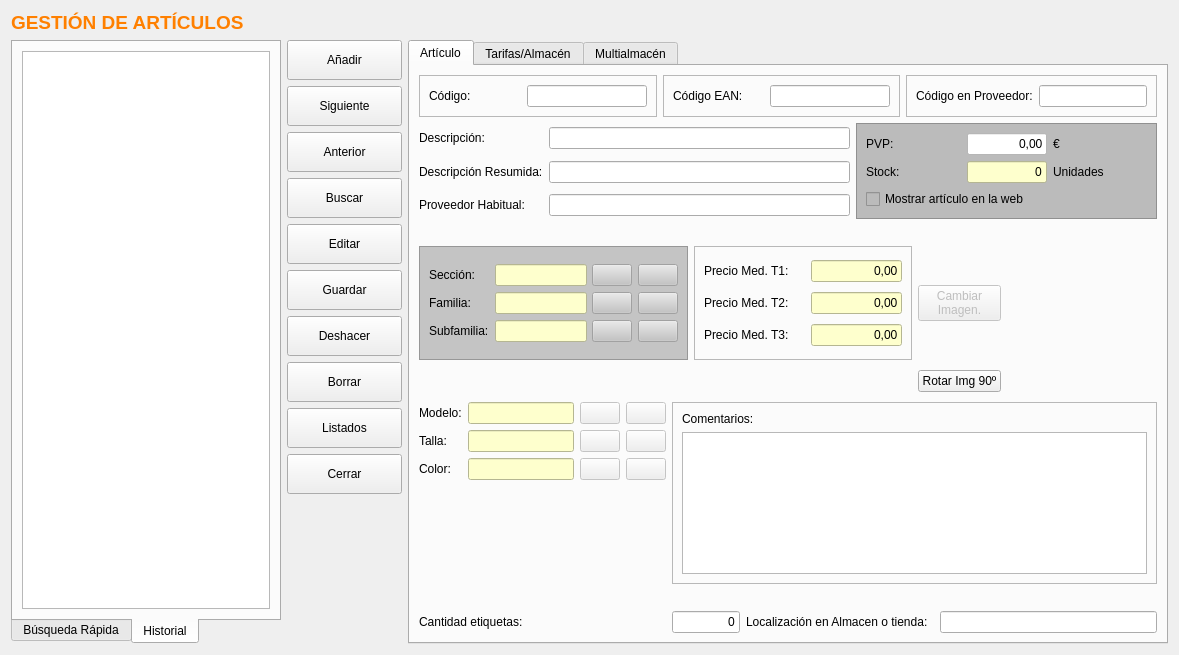
The window that frmarticulos.ui (arcnexus/RedFoX) describes before a commit, drawn with Qt 5.
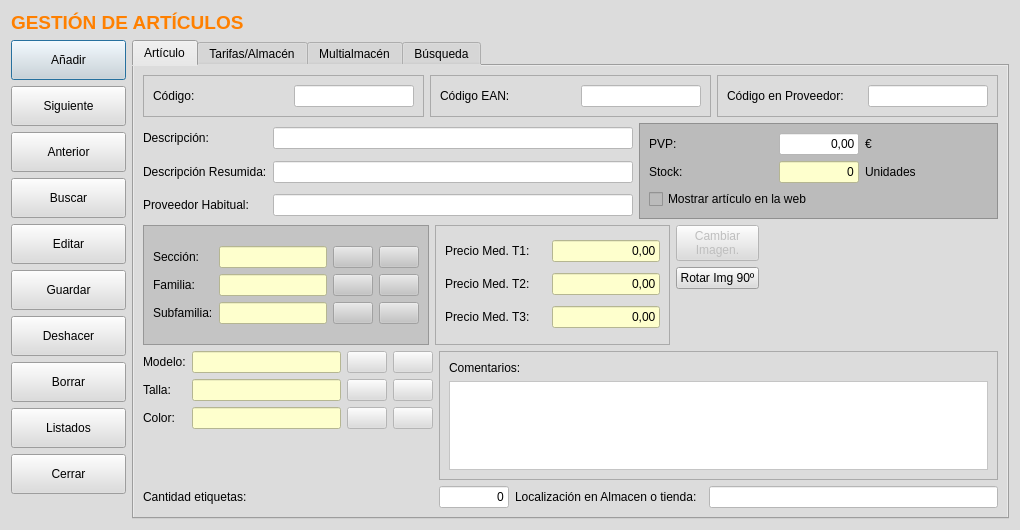
The same window after the commit. The open tabs and pages were chosen to show the change. Icons and pictures are not drawn.

```diff
--- a/frmarticulos.ui
+++ b/frmarticulos.ui
@@ -6,118 +6,31 @@
    <rect>
     <x>0</x>
     <y>0</y>
-    <width>1179</width>
-    <height>655</height>
+    <width>1020</width>
+    <height>489</height>
    </rect>
   </property>
+  <property name="maximumSize">
+   <size>
+    <width>16777215</width>
+    <height>490</height>
+   </size>
+  </property>
   <property name="windowTitle">
    <string>Gestión de Artículos</string>
   </property>
+  <property name="styleSheet">
+   <string notr="true">background-color: rgb(220, 220, 220);</string>
+  </property>
   <layout class="QGridLayout" name="gridLayout_15">
+   <item row="0" column="0" colspan="2">
+    <widget class="QLabel" name="label_5">
+     <property name="text">
+      <string>&lt;html&gt;&lt;head/&gt;&lt;body&gt;&lt;p&gt;&lt;span style=&quot; font-size:14pt; font-weight:600; color:#ff8000;&quot;&gt;GESTIÓN DE ARTÍCULOS&lt;/span&gt;&lt;/p&gt;&lt;/body&gt;&lt;/html&gt;</string>
+     </property>
+    </widget>
+   </item>
    <item row="1" column="0">
-    <widget class="QTabWidget" name="tabWidget">
-     <property name="minimumSize">
-      <size>
-       <width>270</width>
-       <height>0</height>
-      </size>
-     </property>
-     <property name="maximumSize">
-      <size>
-       <width>270</width>
-       <height>16777215</height>
-      </size>
-     </property>
-     <property name="tabPosition">
-      <enum>QTabWidget::South</enum>
-     </property>
-     <property name="currentIndex">
-      <number>0</number>
-     </property>
-     <widget class="QWidget" name="tab">
-      <attribute name="icon">
-       <iconset resource="terra.qrc">
-        <normaloff>:/Icons/PNG/search.png</normaloff>:/Icons/PNG/search.png</iconset>
-      </attribute>
-      <attribute name="title">
-       <string>Búsqueda Rápida</string>
-      </attribute>
-      <layout class="QGridLayout" name="gridLayout_19">
-       <item row="0" column="0">
-        <widget class="QLabel" name="label">
-         <property name="text">
-          <string>Buscar:</string>
-         </property>
-        </widget>
-       </item>
-       <item row="2" column="0" colspan="3">
-        <widget class="QTableView" name="TablaBuscarArt"/>
-       </item>
-       <item row="1" column="0">
-        <widget class="QRadioButton" name="radPrecio">
-         <property name="minimumSize">
-          <size>
-           <width>72</width>
-           <height>0</height>
-          </size>
-         </property>
-         <property name="text">
-          <string>Precio</string>
-         </property>
-        </widget>
-       </item>
-       <item row="0" column="2">
-        <widget class="QPushButton" name="botBuscarArtRapido">
-         <property name="icon">
-          <iconset resource="terra.qrc">
-           <normaloff>:/Icons/PNG/search.png</normaloff>:/Icons/PNG/search.png</iconset>
-         </property>
-        </widget>
-       </item>
-       <item row="0" column="1">
-        <widget class="QLineEdit" name="txtBuscarArticulo"/>
-       </item>
-       <item row="1" column="1">
-        <widget class="QRadioButton" name="radDescripcion">
-         <property name="minimumSize">
-          <size>
-           <width>100</width>
-           <height>0</height>
-          </size>
-         </property>
-         <property name="text">
-          <string>Descripción</string>
-         </property>
-        </widget>
-       </item>
-       <item row="3" column="0" colspan="2">
-        <widget class="QLabel" name="lblMensajeRecuperar">
-         <property name="minimumSize">
-          <size>
-           <width>250</width>
-           <height>50</height>
-          </size>
-         </property>
-         <property name="text">
-          <string>&lt;html&gt;&lt;head/&gt;&lt;body&gt;&lt;p&gt;Realice&lt;span style=&quot; font-weight:600; color:#0000c0;&quot;&gt; dobleclick&lt;/span&gt; sobre el artículo&lt;/p&gt;&lt;p&gt;a recuperar.&lt;/p&gt;&lt;/body&gt;&lt;/html&gt;</string>
-         </property>
-        </widget>
-       </item>
-      </layout>
-     </widget>
-     <widget class="QWidget" name="tab_2">
-      <attribute name="title">
-       <string>Historial</string>
-      </attribute>
-      <layout class="QVBoxLayout" name="verticalLayout_2">
-       <item>
-        <widget class="QTableView" name="tableView"/>
-       </item>
-      </layout>
-     </widget>
-    </widget>
-   </item>
-   <item row="1" column="1">
     <layout class="QVBoxLayout" name="verticalLayout">
      <item>
       <widget class="QPushButton" name="botAnadir">
@@ -364,7 +277,7 @@
      </item>
     </layout>
    </item>
-   <item row="1" column="2">
+   <item row="1" column="1">
     <widget class="QTabWidget" name="tabWidget_2">
      <property name="currentIndex">
       <number>0</number>
@@ -375,7 +288,11 @@
       </attribute>
       <layout class="QGridLayout" name="gridLayout_6">
        <item row="5" column="4">
-        <widget class="QLineEdit" name="txtcLocalizacion"/>
+        <widget class="QLineEdit" name="txtcLocalizacion">
+         <property name="styleSheet">
+          <string notr="true">background-color: rgb(255, 255, 255);</string>
+         </property>
+        </widget>
        </item>
        <item row="0" column="0" colspan="5">
         <layout class="QHBoxLayout" name="horizontalLayout_6">
@@ -403,6 +320,9 @@
                 <height>16777215</height>
                </size>
               </property>
+              <property name="styleSheet">
+               <string notr="true">background-color: rgb(255, 255, 255);</string>
+              </property>
              </widget>
             </item>
            </layout>
@@ -432,6 +352,9 @@
                 <height>16777215</height>
                </size>
               </property>
+              <property name="styleSheet">
+               <string notr="true">background-color: rgb(255, 255, 255);</string>
+              </property>
              </widget>
             </item>
            </layout>
@@ -463,6 +386,9 @@
                 <height>16777215</height>
                </size>
               </property>
+              <property name="styleSheet">
+               <string notr="true">background-color: rgb(255, 255, 255);</string>
+              </property>
               <property name="text">
                <string/>
               </property>
@@ -486,7 +412,11 @@
           </widget>
          </item>
          <item row="0" column="1">
-          <widget class="QLineEdit" name="txtcDescripcion"/>
+          <widget class="QLineEdit" name="txtcDescripcion">
+           <property name="styleSheet">
+            <string notr="true">background-color: rgb(255, 255, 255);</string>
+           </property>
+          </widget>
          </item>
          <item row="1" column="0">
           <widget class="QLabel" name="label_7">
@@ -503,7 +433,11 @@
           </widget>
          </item>
          <item row="2" column="1">
-          <widget class="QLineEdit" name="txtcProveedor"/>
+          <widget class="QLineEdit" name="txtcProveedor">
+           <property name="styleSheet">
+            <string notr="true">background-color: rgb(255, 255, 255);</string>
+           </property>
+          </widget>
          </item>
          <item row="3" column="0">
           <spacer name="verticalSpacer_4">
@@ -624,119 +558,69 @@
           </widget>
          </item>
          <item row="1" column="1">
-          <widget class="QLineEdit" name="txtcDescripcionResumida"/>
+          <widget class="QLineEdit" name="txtcDescripcionResumida">
+           <property name="styleSheet">
+            <string notr="true">background-color: rgb(255, 255, 255);</string>
+           </property>
+          </widget>
          </item>
         </layout>
        </item>
        <item row="2" column="0" colspan="5">
         <layout class="QGridLayout" name="gridLayout_14">
-         <item row="0" column="1">
-          <widget class="QFrame" name="frame_14">
-           <property name="frameShape">
-            <enum>QFrame::StyledPanel</enum>
+         <item row="0" column="2">
+          <widget class="QPushButton" name="botCambiarImagen">
+           <property name="enabled">
+            <bool>false</bool>
            </property>
-           <property name="frameShadow">
-            <enum>QFrame::Raised</enum>
+           <property name="text">
+            <string>Cambiar
+Imagen.</string>
            </property>
-           <layout class="QHBoxLayout" name="horizontalLayout_11">
-            <item>
-             <layout class="QGridLayout" name="gridLayout_8">
-              <item row="3" column="0">
-               <widget class="QLabel" name="label_41">
-                <property name="minimumSize">
-                 <size>
-                  <width>101</width>
-                  <height>0</height>
-                 </size>
-                </property>
-                <property name="text">
-                 <string>Precio Med. T3:</string>
-                </property>
-               </widget>
-              </item>
-              <item row="0" column="0">
-               <widget class="QLabel" name="label_39">
-                <property name="minimumSize">
-                 <size>
-                  <width>101</width>
-                  <height>0</height>
-                 </size>
-                </property>
-                <property name="text">
-                 <string>Precio Med. T1:</string>
-                </property>
-               </widget>
-              </item>
-              <item row="0" column="2">
-               <widget class="QLineEdit" name="txtrPrecioMedio1">
-                <property name="enabled">
-                 <bool>false</bool>
-                </property>
-                <property name="styleSheet">
-                 <string notr="true">background-color: rgb(254, 255, 205);
-color: rgb(0, 0, 0);</string>
-                </property>
-                <property name="text">
-                 <string>0,00</string>
-                </property>
-                <property name="alignment">
-                 <set>Qt::AlignRight|Qt::AlignTrailing|Qt::AlignVCenter</set>
-                </property>
-               </widget>
-              </item>
-              <item row="2" column="0">
-               <widget class="QLabel" name="label_40">
-                <property name="minimumSize">
-                 <size>
-                  <width>101</width>
-                  <height>0</height>
-                 </size>
-                </property>
-                <property name="text">
-                 <string>Precio Med. T2:</string>
-                </property>
-               </widget>
-              </item>
-              <item row="2" column="2">
-               <widget class="QLineEdit" name="txtrPrecioMedio2">
-                <property name="enabled">
-                 <bool>false</bool>
-                </property>
-                <property name="styleSheet">
-                 <string notr="true">background-color: rgb(254, 255, 205);
-color: rgb(0, 0, 0);</string>
-                </property>
-                <property name="text">
-                 <string>0,00</string>
-                </property>
-                <property name="alignment">
-                 <set>Qt::AlignRight|Qt::AlignTrailing|Qt::AlignVCenter</set>
-                </property>
-               </widget>
-              </item>
-              <item row="3" column="2">
-               <widget class="QLineEdit" name="txtrPrecioMedio3">
-                <property name="enabled">
-                 <bool>false</bool>
-                </property>
-                <property name="styleSheet">
-                 <string notr="true">background-color: rgb(254, 255, 205);
-color: rgb(0, 0, 0);</string>
-                </property>
-                <property name="text">
-                 <string>0,00</string>
-                </property>
-                <property name="alignment">
-                 <set>Qt::AlignRight|Qt::AlignTrailing|Qt::AlignVCenter</set>
-                </property>
-               </widget>
-              </item>
-             </layout>
-            </item>
-           </layout>
           </widget>
          </item>
-         <item row="0" column="0">
+         <item row="0" column="3" rowspan="4">
+          <widget class="QLabel" name="lblImagenArticulo">
+           <property name="sizePolicy">
+            <sizepolicy hsizetype="Preferred" vsizetype="Preferred">
+             <horstretch>255</horstretch>
+             <verstretch>255</verstretch>
+            </sizepolicy>
+           </property>
+           <property name="minimumSize">
+            <size>
+             <width>120</width>
+             <height>120</height>
+            </size>
+           </property>
+           <property name="maximumSize">
+            <size>
+             <width>256</width>
+             <height>256</height>
+            </size>
+           </property>
+           <property name="toolTip">
+            <string>La imagen introducida debe tener los mismos pixels horizontales que verticales</string>
+           </property>
+           <property name="text">
+            <string/>
+           </property>
+           <property name="pixmap">
+            <pixmap resource="terra.qrc">:/Icons/PNG/paquete.png</pixmap>
+           </property>
+           <property name="scaledContents">
+            <bool>true</bool>
+           </property>
+          </widget>
+         </item>
+         <item row="1" column="2">
+          <widget class="QPushButton" name="botRotarImagen90">
+           <property name="text">
+            <string>Rotar Img 90º</string>
+           </property>
+          </widget>
+         </item>
+         <item row="0" column="0" rowspan="4">
           <widget class="QFrame" name="frame">
            <property name="minimumSize">
             <size>
@@ -932,56 +816,110 @@
            </layout>
           </widget>
          </item>
-         <item row="0" column="2">
-          <widget class="QPushButton" name="botCambiarImagen">
-           <property name="enabled">
-            <bool>false</bool>
+         <item row="0" column="1" rowspan="4">
+          <widget class="QFrame" name="frame_14">
+           <property name="frameShape">
+            <enum>QFrame::StyledPanel</enum>
            </property>
-           <property name="text">
-            <string>Cambiar
-Imagen.</string>
+           <property name="frameShadow">
+            <enum>QFrame::Raised</enum>
            </property>
-          </widget>
-         </item>
-         <item row="1" column="2">
-          <widget class="QPushButton" name="botRotarImagen90">
-           <property name="text">
-            <string>Rotar Img 90º</string>
-           </property>
-          </widget>
-         </item>
-         <item row="0" column="3" rowspan="2">
-          <widget class="QLabel" name="lblImagenArticulo">
-           <property name="sizePolicy">
-            <sizepolicy hsizetype="Preferred" vsizetype="Preferred">
-             <horstretch>255</horstretch>
-             <verstretch>255</verstretch>
-            </sizepolicy>
-           </property>
-           <property name="minimumSize">
-            <size>
-             <width>150</width>
-             <height>150</height>
-            </size>
-           </property>
-           <property name="maximumSize">
-            <size>
-             <width>256</width>
-             <height>256</height>
-            </size>
-           </property>
-           <property name="toolTip">
-            <string>La imagen introducida debe tener los mismos pixels horizontales que verticales</string>
-           </property>
-           <property name="text">
-            <string/>
-           </property>
-           <property name="pixmap">
-            <pixmap resource="terra.qrc">:/Icons/PNG/paquete.png</pixmap>
-           </property>
-           <property name="scaledContents">
-            <bool>true</bool>
-           </property>
+           <layout class="QHBoxLayout" name="horizontalLayout_11">
+            <item>
+             <layout class="QGridLayout" name="gridLayout_8">
+              <item row="3" column="0">
+               <widget class="QLabel" name="label_41">
+                <property name="minimumSize">
+                 <size>
+                  <width>101</width>
+                  <height>0</height>
+                 </size>
+                </property>
+                <property name="text">
+                 <string>Precio Med. T3:</string>
+                </property>
+               </widget>
+              </item>
+              <item row="0" column="0">
+               <widget class="QLabel" name="label_39">
+                <property name="minimumSize">
+                 <size>
+                  <width>101</width>
+                  <height>0</height>
+                 </size>
+                </property>
+                <property name="text">
+                 <string>Precio Med. T1:</string>
+                </property>
+               </widget>
+              </item>
+              <item row="0" column="2">
+               <widget class="QLineEdit" name="txtrPrecioMedio1">
+                <property name="enabled">
+                 <bool>false</bool>
+                </property>
+                <property name="styleSheet">
+                 <string notr="true">background-color: rgb(254, 255, 205);
+color: rgb(0, 0, 0);</string>
+                </property>
+                <property name="text">
+                 <string>0,00</string>
+                </property>
+                <property name="alignment">
+                 <set>Qt::AlignRight|Qt::AlignTrailing|Qt::AlignVCenter</set>
+                </property>
+               </widget>
+              </item>
+              <item row="2" column="0">
+               <widget class="QLabel" name="label_40">
+                <property name="minimumSize">
+                 <size>
+                  <width>101</width>
+                  <height>0</height>
+                 </size>
+                </property>
+                <property name="text">
+                 <string>Precio Med. T2:</string>
+                </property>
+               </widget>
+              </item>
+              <item row="2" column="2">
+               <widget class="QLineEdit" name="txtrPrecioMedio2">
+                <property name="enabled">
+                 <bool>false</bool>
+                </property>
+                <property name="styleSheet">
+                 <string notr="true">background-color: rgb(254, 255, 205);
+color: rgb(0, 0, 0);</string>
+                </property>
+                <property name="text">
+                 <string>0,00</string>
+                </property>
+                <property name="alignment">
+                 <set>Qt::AlignRight|Qt::AlignTrailing|Qt::AlignVCenter</set>
+                </property>
+               </widget>
+              </item>
+              <item row="3" column="2">
+               <widget class="QLineEdit" name="txtrPrecioMedio3">
+                <property name="enabled">
+                 <bool>false</bool>
+                </property>
+                <property name="styleSheet">
+                 <string notr="true">background-color: rgb(254, 255, 205);
+color: rgb(0, 0, 0);</string>
+                </property>
+                <property name="text">
+                 <string>0,00</string>
+                </property>
+                <property name="alignment">
+                 <set>Qt::AlignRight|Qt::AlignTrailing|Qt::AlignVCenter</set>
+                </property>
+               </widget>
+              </item>
+             </layout>
+            </item>
+           </layout>
           </widget>
          </item>
         </layout>
@@ -1185,6 +1123,9 @@
            <height>16777215</height>
           </size>
          </property>
+         <property name="styleSheet">
+          <string notr="true">background-color: rgb(255, 255, 255);</string>
+         </property>
          <property name="text">
           <string>0</string>
          </property>
@@ -1216,7 +1157,11 @@
            </widget>
           </item>
           <item row="1" column="0">
-           <widget class="QTextEdit" name="txttComentario"/>
+           <widget class="QTextEdit" name="txttComentario">
+            <property name="styleSheet">
+             <string notr="true">background-color: rgb(255, 255, 255);</string>
+            </property>
+           </widget>
           </item>
          </layout>
         </widget>
@@ -1987,13 +1932,124 @@
        <string>Multialmacén</string>
       </attribute>
      </widget>
-    </widget>
-   </item>
-   <item row="0" column="0">
-    <widget class="QLabel" name="label_5">
-     <property name="text">
-      <string>&lt;html&gt;&lt;head/&gt;&lt;body&gt;&lt;p&gt;&lt;span style=&quot; font-size:14pt; font-weight:600; color:#ff8000;&quot;&gt;GESTIÓN DE ARTÍCULOS&lt;/span&gt;&lt;/p&gt;&lt;/body&gt;&lt;/html&gt;</string>
-     </property>
+     <widget class="QWidget" name="tab">
+      <attribute name="title">
+       <string>Búsqueda</string>
+      </attribute>
+      <layout class="QGridLayout" name="gridLayout_21">
+       <item row="0" column="0">
+        <widget class="QTabWidget" name="tabWidget">
+         <property name="minimumSize">
+          <size>
+           <width>270</width>
+           <height>0</height>
+          </size>
+         </property>
+         <property name="maximumSize">
+          <size>
+           <width>16777215</width>
+           <height>16777215</height>
+          </size>
+         </property>
+         <property name="tabPosition">
+          <enum>QTabWidget::South</enum>
+         </property>
+         <property name="currentIndex">
+          <number>0</number>
+         </property>
+         <widget class="QWidget" name="tab_2">
+          <attribute name="icon">
+           <iconset resource="terra.qrc">
+            <normaloff>:/Icons/PNG/search.png</normaloff>:/Icons/PNG/search.png</iconset>
+          </attribute>
+          <attribute name="title">
+           <string>Búsqueda Rápida</string>
+          </attribute>
+          <layout class="QGridLayout" name="gridLayout_19">
+           <item row="0" column="0">
+            <widget class="QLabel" name="label">
+             <property name="text">
+              <string>Buscar:</string>
+             </property>
+            </widget>
+           </item>
+           <item row="2" column="0" colspan="3">
+            <widget class="QTableView" name="TablaBuscarArt">
+             <property name="styleSheet">
+              <string notr="true">background-color: rgb(255, 255, 255);</string>
+             </property>
+            </widget>
+           </item>
+           <item row="1" column="0">
+            <widget class="QRadioButton" name="radPrecio">
+             <property name="minimumSize">
+              <size>
+               <width>72</width>
+               <height>0</height>
+              </size>
+             </property>
+             <property name="text">
+              <string>Precio</string>
+             </property>
+            </widget>
+           </item>
+           <item row="0" column="2">
+            <widget class="QPushButton" name="botBuscarArtRapido">
+             <property name="icon">
+              <iconset resource="terra.qrc">
+               <normaloff>:/Icons/PNG/search.png</normaloff>:/Icons/PNG/search.png</iconset>
+             </property>
+            </widget>
+           </item>
+           <item row="0" column="1">
+            <widget class="QLineEdit" name="txtBuscarArticulo">
+             <property name="styleSheet">
+              <string notr="true">background-color: rgb(255, 255, 255);</string>
+             </property>
+            </widget>
+           </item>
+           <item row="1" column="1">
+            <widget class="QRadioButton" name="radDescripcion">
+             <property name="minimumSize">
+              <size>
+               <width>100</width>
+               <height>0</height>
+              </size>
+             </property>
+             <property name="text">
+              <string>Descripción</string>
+             </property>
+            </widget>
+           </item>
+           <item row="3" column="0" colspan="2">
+            <widget class="QLabel" name="lblMensajeRecuperar">
+             <property name="minimumSize">
+              <size>
+               <width>250</width>
+               <height>50</height>
+              </size>
+             </property>
+             <property name="text">
+              <string>&lt;html&gt;&lt;head/&gt;&lt;body&gt;&lt;p&gt;Realice&lt;span style=&quot; font-weight:600; color:#0000c0;&quot;&gt; dobleclick&lt;/span&gt; sobre el artículo&lt;/p&gt;&lt;p&gt;a recuperar.&lt;/p&gt;&lt;/body&gt;&lt;/html&gt;</string>
+             </property>
+            </widget>
+           </item>
+          </layout>
+         </widget>
+         <widget class="QWidget" name="tab_6">
+          <attribute name="title">
+           <string>Historial</string>
+          </attribute>
+          <layout class="QVBoxLayout" name="verticalLayout_2">
+           <item>
+            <widget class="QTableView" name="tableView"/>
+           </item>
+          </layout>
+         </widget>
+        </widget>
+       </item>
+      </layout>
+     </widget>
     </widget>
    </item>
   </layout>
```
Left out of the diff: 17 changed lines with no effect on the pictures.
